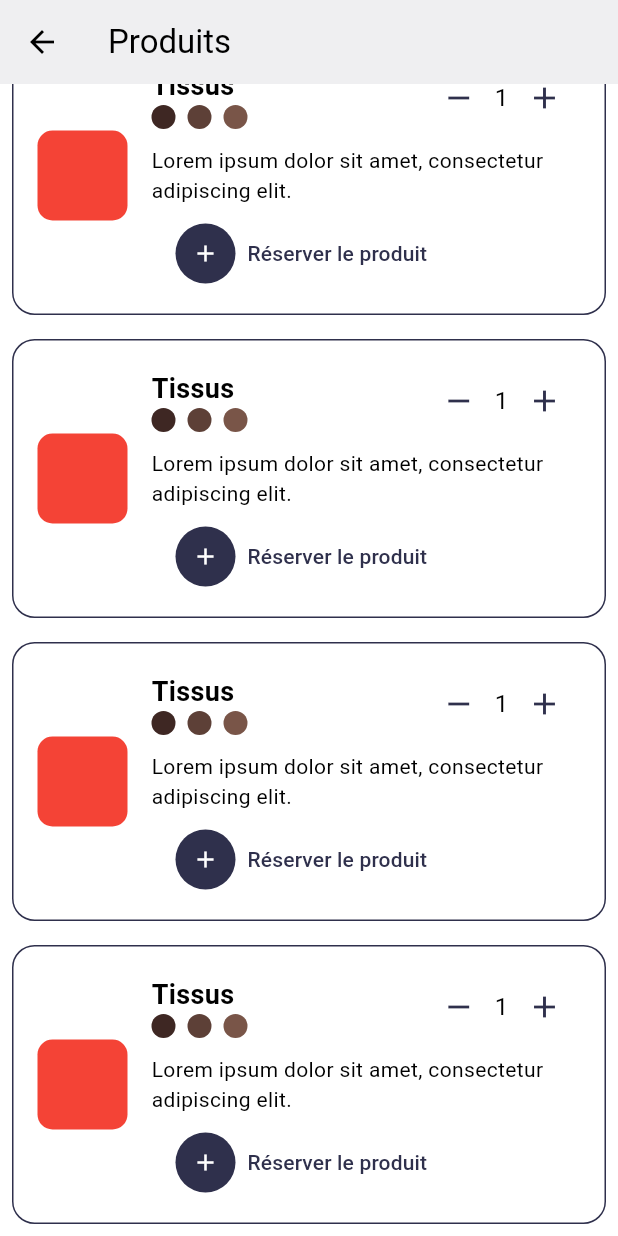
After one commit to maths1009/secondsouffleapp, a Flutter app: the ProductsContent screen opened directly, scrolled down 242 dp, after a tap on the "remove" icon, on a phone screen of 412 x 824 dp. The commit adds this screen. Run offline on Flutter 3.47's test engine with Material 3 defaults, Android fonts, the light colour scheme and no system bars; our stand-ins replace flutter_map, latlong2.

Commit message:
✨Add Product page

```diff
--- a/lib/router.dart
+++ b/lib/router.dart
@@ -2,6 +2,7 @@ import 'package:flutter/material.dart';
 import 'package:secondsouffleapp/ui/screens/account.dart';
 import 'package:secondsouffleapp/ui/screens/login.dart';
 import 'package:secondsouffleapp/ui/screens/map.dart';
+import 'package:secondsouffleapp/ui/screens/product.dart';
 
 class Routes {
   static const String login = '/login';
@@ -16,7 +17,7 @@ class Routes {
       case map:
         return MaterialPageRoute(builder: (_) => const MapPage());
       case products:
-        return MaterialPageRoute(builder: (_) => const Text("Products"));
+        return MaterialPageRoute(builder: (_) => const ProductsPage());
       case account:
         return MaterialPageRoute(builder: (_) => const AccountPage());
       default:
--- /dev/null
+++ b/lib/ui/screens/product.dart
@@ -0,0 +1,62 @@
+import 'package:flutter/material.dart';
+import 'package:secondsouffleapp/ui/widgets/base_page.dart';
+import 'package:secondsouffleapp/ui/widgets/product_item.dart';
+
+class ProductsPage extends BasePage {
+  const ProductsPage({super.key}) : super(selectedIndex: 1);
+
+  @override
+  // ignore: library_private_types_in_public_api
+  _ProductsPageState createState() => _ProductsPageState();
+
+  @override
+  Widget buildPage(BuildContext context) {
+    return const ProductsContent();
+  }
+}
+
+class _ProductsPageState extends BasePageState<ProductsPage> {}
+
+class ProductsContent extends StatefulWidget {
+  const ProductsContent({super.key});
+
+  @override
+  // ignore: library_private_types_in_public_api
+  _ProductsContentState createState() => _ProductsContentState();
+}
+
+class _ProductsContentState extends State<ProductsContent> {
+  List<int> quantities = List.filled(5, 1);
+
+  void addQuantity(int index) {
+    setState(() {
+      quantities[index]++;
+    });
+  }
+
+  void removeQuantity(int index) {
+    setState(() {
+      if (quantities[index] > 1) quantities[index]--;
+    });
+  }
+
+  @override
+  Widget build(BuildContext context) {
+    return Scaffold(
+      appBar: AppBar(title: const Text('Produits')),
+      body: ListView.builder(
+        itemCount: 5, // Number of products
+        itemBuilder: (context, index) {
+          return ProductItem(
+            name: 'Tissus',
+            description:
+                'Lorem ipsum dolor sit amet, consectetur adipiscing elit.',
+            quantity: quantities[index],
+            onAdd: () => addQuantity(index),
+            onRemove: () => removeQuantity(index),
+          );
+        },
+      ),
+    );
+  }
+}
--- /dev/null
+++ b/lib/ui/widgets/product_item.dart
@@ -0,0 +1,124 @@
+import 'package:flutter/material.dart';
+
+class ProductItem extends StatelessWidget {
+  final String name;
+  final String description;
+  final int quantity;
+  final void Function() onAdd;
+  final void Function() onRemove;
+
+  const ProductItem({
+    super.key,
+    required this.name,
+    required this.description,
+    required this.quantity,
+    required this.onAdd,
+    required this.onRemove,
+  });
+
+  @override
+  Widget build(BuildContext context) {
+    return Padding(
+      padding: const EdgeInsets.all(8.0),
+      child: Container(
+        decoration: BoxDecoration(
+          color: Colors.transparent,
+          border: Border.all(color: const Color(0xFF2F304C), width: 1.0),
+          borderRadius: BorderRadius.circular(15.0),
+        ),
+        child: Padding(
+          padding: const EdgeInsets.all(16.0),
+          child: Row(
+            crossAxisAlignment: CrossAxisAlignment.center,
+            children: [
+              Container(
+                width: 60,
+                height: 60,
+                decoration: BoxDecoration(
+                  color: Colors.red,
+                  borderRadius: BorderRadius.circular(10.0),
+                ),
+              ),
+              const SizedBox(width: 16),
+              Expanded(
+                child: Column(
+                  crossAxisAlignment: CrossAxisAlignment.start,
+                  children: [
+                    Row(
+                      mainAxisAlignment: MainAxisAlignment.spaceBetween,
+                      children: [
+                        Column(
+                          crossAxisAlignment: CrossAxisAlignment.start,
+                          children: [
+                            Text(name,
+                                style: const TextStyle(
+                                    fontSize: 18, fontWeight: FontWeight.bold)),
+                            Row(
+                              children: [
+                                CircleAvatar(
+                                  radius: 8,
+                                  backgroundColor: Colors.brown[900],
+                                ),
+                                const SizedBox(width: 8),
+                                CircleAvatar(
+                                  radius: 8,
+                                  backgroundColor: Colors.brown[700],
+                                ),
+                                const SizedBox(width: 8),
+                                CircleAvatar(
+                                  radius: 8,
+                                  backgroundColor: Colors.brown[500],
+                                ),
+                              ],
+                            ),
+                          ],
+                        ),
+                        Row(
+                          children: [
+                            IconButton(
+                              onPressed: onRemove,
+                              icon: const Icon(Icons.remove),
+                              color: const Color(0xFF2F304C),
+                            ),
+                            Text(
+                              '$quantity',
+                              style: const TextStyle(fontSize: 16),
+                            ),
+                            IconButton(
+                              onPressed: onAdd,
+                              icon: const Icon(Icons.add),
+                              color: const Color(0xFF2F304C),
+                            ),
+                          ],
+                        ),
+                      ],
+                    ),
+                    const SizedBox(height: 8),
+                    Text(description),
+                    const SizedBox(height: 8),
+                    ElevatedButton.icon(
+                      style: ElevatedButton.styleFrom(
+                        backgroundColor: Colors.transparent,
+                        shadowColor: Colors.transparent,
+                        elevation: 0,
+                      ).copyWith(
+                        overlayColor:
+                            MaterialStateProperty.all(Colors.transparent),
+                      ),
+                      onPressed: () {},
+                      icon: const CircleAvatar(
+                        backgroundColor: Color(0xFF2F304C),
+                        child: Icon(Icons.add),
+                      ),
+                      label: const Text('Réserver le produit'),
+                    ),
+                  ],
+                ),
+              ),
+            ],
+          ),
+        ),
+      ),
+    );
+  }
+}
```
